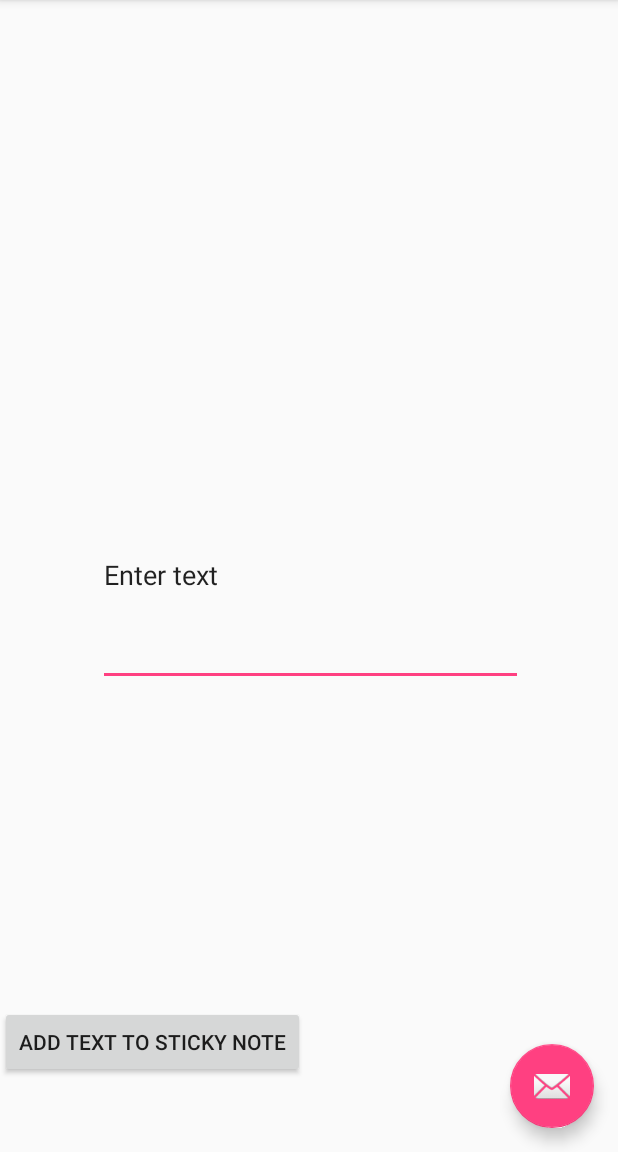
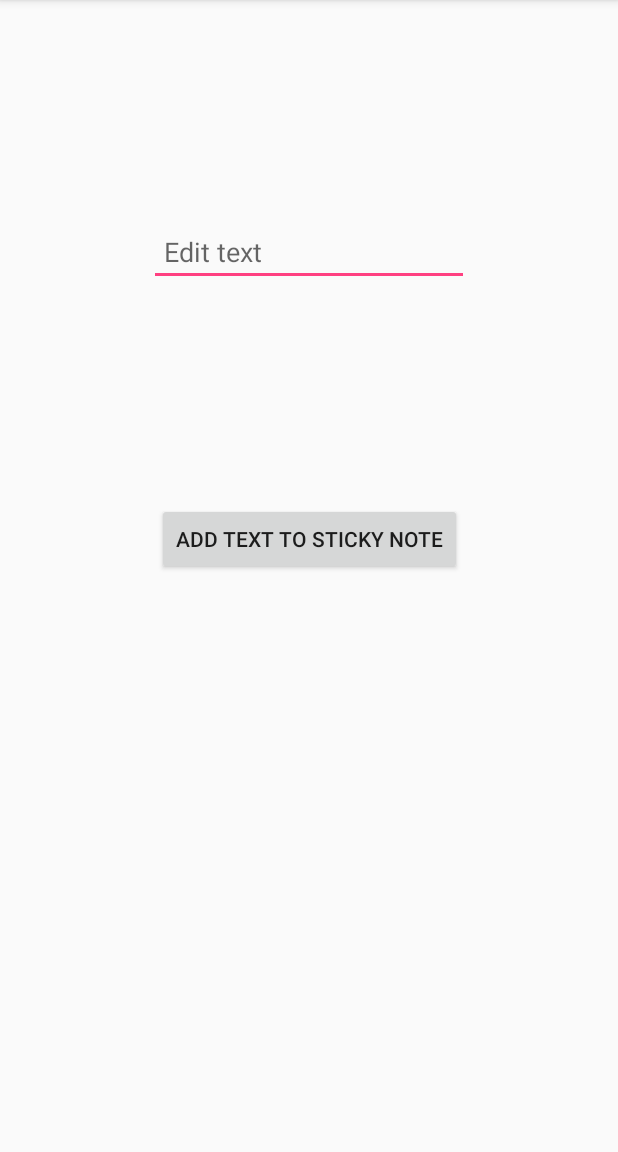
Before and after one commit to RAENTech-Productivity/RAEN, an Android app: the screen it shows after launch (AddText), on a phone screen of 412 x 824 dp, the part 84-1236 px from its top. Run offline under Robolectric (Android 15) with nearby library versions, the phone set to English and light mode, and no system bars; libraries missing offline, so code that uses them is left out: com.gamesparks.sdk; 3 statements that could not run were skipped.

Commit message:
cleaned up some code and button functionality

```diff
--- a/February Final/app/build.gradle
+++ b/February Final/app/build.gradle
@@ -39,7 +39,7 @@ android {
 
 dependencies {
     implementation fileTree(dir: 'libs', include: ['*.jar'])
-    implementation 'com.android.support:appcompat-v7:27.1.1'
+    implementation 'com.android.support:appcompat-v7:27.0.0'
     implementation 'com.android.support.constraint:constraint-layout:1.1.0'
     implementation 'com.android.support:design:27.1.1'
     testImplementation 'junit:junit:4.12'
--- a/February Final/app/src/main/AndroidManifest.xml
+++ b/February Final/app/src/main/AndroidManifest.xml
@@ -23,6 +23,7 @@ limitations under the License.
     <uses-permission android:name="android.permission.INTERNET" />
     <uses-permission android:name="android.permission.READ_PHONE_STATE" />
     <uses-permission android:name="android.permission.ACCESS_FINE_LOCATION" />
+    <uses-permission android:name="android.permission.ACCESS_COARSE_LOCATION" />
 
     <uses-feature
         android:name="android.hardware.camera.ar"
--- a/February Final/app/src/main/res/layout/activity_add_text.xml
+++ b/February Final/app/src/main/res/layout/activity_add_text.xml
@@ -22,12 +22,12 @@
 
     <include layout="@layout/content_add_text" />
 
-    <android.support.design.widget.FloatingActionButton
-        android:id="@+id/fab"
-        android:layout_width="wrap_content"
-        android:layout_height="wrap_content"
-        android:layout_gravity="bottom|end"
-        android:layout_margin="@dimen/fab_margin"
-        app:srcCompat="@android:drawable/ic_dialog_email" />
+    <!--<android.support.design.widget.FloatingActionButton-->
+        <!--android:id="@+id/fab"-->
+        <!--android:layout_width="wrap_content"-->
+        <!--android:layout_height="wrap_content"-->
+        <!--android:layout_gravity="bottom|end"-->
+        <!--android:layout_margin="@dimen/fab_margin"-->
+        <!--app:srcCompat="@android:drawable/ic_dialog_email" />-->
 
 </android.support.design.widget.CoordinatorLayout>
--- a/February Final/app/src/main/res/layout/content_add_text.xml
+++ b/February Final/app/src/main/res/layout/content_add_text.xml
@@ -8,28 +8,61 @@
     tools:context=".AddText"
     tools:showIn="@layout/activity_add_text">
 
-    <AutoCompleteTextView
-        android:id="@+id/autoCompleteTextView"
-        android:layout_width="283dp"
-        android:layout_height="148dp"
-        android:layout_marginStart="51dp"
-        android:layout_marginTop="181dp"
-        android:layout_marginEnd="50dp"
-        android:layout_marginBottom="85dp"
-        android:text="Enter text"
-        app:layout_constraintBottom_toTopOf="@+id/add_text_button"
-        app:layout_constraintEnd_toEndOf="parent"
-        app:layout_constraintStart_toStartOf="parent"
-        app:layout_constraintTop_toTopOf="parent" />
+    <!--<EditText-->
+        <!--android:id="@+id/editTextView"-->
+        <!--style="@style/Widget.AppCompat.EditText"-->
+        <!--android:layout_width="283dp"-->
+        <!--android:layout_height="148dp"-->
+        <!--android:layout_marginStart="51dp"-->
+        <!--android:layout_marginTop="181dp"-->
+        <!--android:layout_marginEnd="50dp"-->
+        <!--android:layout_marginBottom="85dp"-->
+        <!--android:backgroundTint="@android:color/holo_blue_bright"-->
+        <!--android:dropDownWidth="match_parent"-->
+        <!--android:dropDownHeight="match_parent"-->
+        <!--android:popupBackground="@drawable/sticky_thumb"-->
+        <!--android:inputType="text"-->
+        <!--android:focusable="true"-->
+        <!--android:clickable="true"-->
+        <!--android:windowSoftInputMode="adjustPan"-->
+        <!--android:text="@string/add_text_box"-->
+        <!--app:layout_constraintBottom_toTopOf="@+id/add_text_button"-->
+        <!--app:layout_constraintEnd_toEndOf="parent"-->
+        <!--app:layout_constraintStart_toStartOf="parent"-->
+        <!--app:layout_constraintTop_toTopOf="parent"-->
+        <!--<requestFocus />-->
+    <!--/>-->
 
     <Button
         android:id="@+id/add_text_button"
         android:layout_width="203dp"
         android:layout_height="48dp"
         android:layout_marginBottom="49dp"
-        android:text="Add Text to Sticky Note"
+        android:completionThreshold="1"
+        android:text="@string/add_text_button"
+        app:layout_constraintLeft_toLeftOf="parent"
+        app:layout_constraintRight_toRightOf="parent"
+        app:layout_constraintTop_toTopOf="parent"
         app:layout_constraintBottom_toBottomOf="parent"
-        tools:layout_editor_absoluteX="91dp" />
+        />
+
+    <EditText
+        android:id="@+id/editText"
+        android:layout_width="wrap_content"
+        android:layout_height="wrap_content"
+        android:ems="10"
+        android:hint="@string/add_text_box"
+        android:paddingStart="10dp"
+        android:paddingEnd="10dp"
+        android:clickable="true"
+        android:focusable="true"
+        android:textIsSelectable="true"
+        android:inputType="textMultiLine"
+        app:layout_constraintBottom_toTopOf="@+id/add_text_button"
+        app:layout_constraintEnd_toEndOf="parent"
+        app:layout_constraintStart_toStartOf="parent"
+        app:layout_constraintTop_toTopOf="parent"
+        />
 
 
 </android.support.constraint.ConstraintLayout>
--- a/February Final/app/src/main/res/values/strings.xml
+++ b/February Final/app/src/main/res/values/strings.xml
@@ -2,4 +2,6 @@
     <string name="app_name">Codelab</string>
     <string name="action_settings">Settings</string>
     <string name="title_activity_add_text">AddText</string>
+    <string name="add_text_box">Edit text</string>
+    <string name="add_text_button">Add Text to Sticky Note</string>
 </resources>
```
Also changed, not shown: February Final/app/src/main/java/com/google/devrel/ar/codelab/AddText.java (+203 -30 lines), 2 other files.
